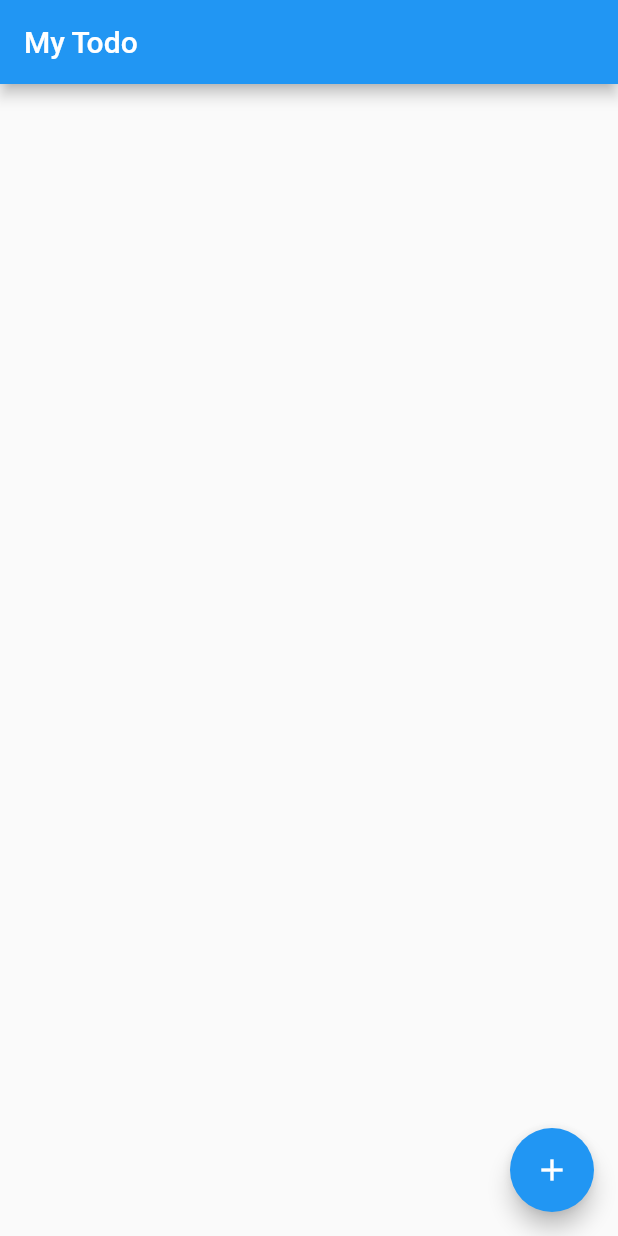
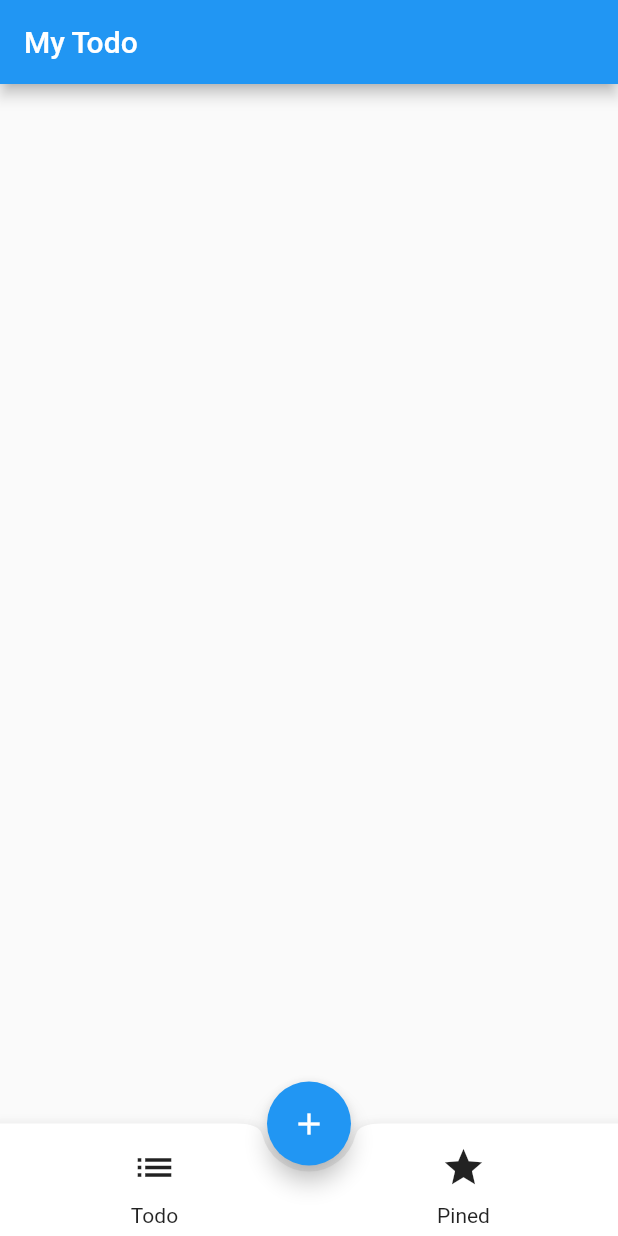
Before and after one commit to nekorush14/flutter-my-todo-app, a Flutter app: the screen it shows after launch, on a phone screen of 412 x 824 dp. Run offline on Flutter 3.47's test engine with Material 2 defaults, Android fonts, the light colour scheme and no system bars.

Commit message:
Add bottom navigation bar with FAB (View only)

```diff
--- a/lib/views/add_todo/new_todo_screen.dart
+++ b/lib/views/add_todo/new_todo_screen.dart
@@ -1,6 +1,8 @@
 import 'package:flutter/material.dart';
 
 class TodoAddPage extends StatefulWidget {
+  TodoAddPage({Key key}) : super(key: key);
+
   @override
   _TodoAddPageState createState() => _TodoAddPageState();
 }
--- a/lib/views/home/home_screen.dart
+++ b/lib/views/home/home_screen.dart
@@ -2,6 +2,8 @@ import 'package:flutter/material.dart';
 import 'package:my_todo_app/views/add_todo/new_todo_screen.dart';
 
 class HomeScreen extends StatefulWidget {
+  HomeScreen({Key key}) : super(key: key);
+
   @override
   _TodoListPageState createState() => _TodoListPageState();
 }
@@ -33,6 +35,8 @@ class _TodoListPageState extends State<HomeScreen> {
         },
         child: Icon(Icons.add),
       ),
+      floatingActionButtonLocation: FloatingActionButtonLocation.centerDocked,
+      bottomNavigationBar: buildBottomAppBar(),
     );
   }
 
@@ -55,4 +59,47 @@ class _TodoListPageState extends State<HomeScreen> {
       },
     );
   }
+
+  BottomAppBar buildBottomAppBar() {
+    return BottomAppBar(
+      shape: CircularNotchedRectangle(),
+      child: Container(
+        height: 75,
+        child: Row(
+          mainAxisSize: MainAxisSize.max,
+          mainAxisAlignment: MainAxisAlignment.spaceAround,
+          children: <Widget>[
+            Column(
+              mainAxisSize: MainAxisSize.min,
+              mainAxisAlignment: MainAxisAlignment.spaceAround,
+              children: [
+                IconButton(
+                  iconSize: 30.0,
+                  icon: Icon(Icons.list),
+                  onPressed: () {
+                    setState(() {});
+                  },
+                ),
+                Text('Todo'),
+              ],
+            ),
+            Column(
+              mainAxisSize: MainAxisSize.min,
+              mainAxisAlignment: MainAxisAlignment.spaceAround,
+              children: [
+                IconButton(
+                  iconSize: 30.0,
+                  icon: Icon(Icons.star),
+                  onPressed: () {
+                    setState(() {});
+                  },
+                ),
+                Text('Pined'),
+              ],
+            ),
+          ],
+        ),
+      ),
+    );
+  }
 }
```
